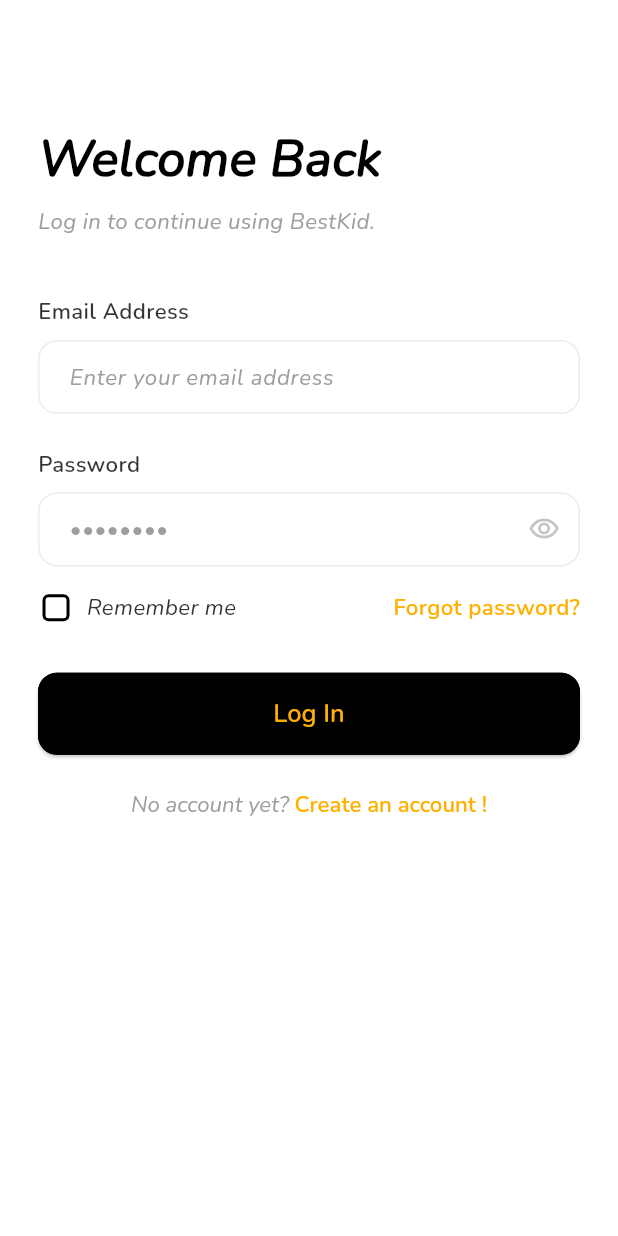
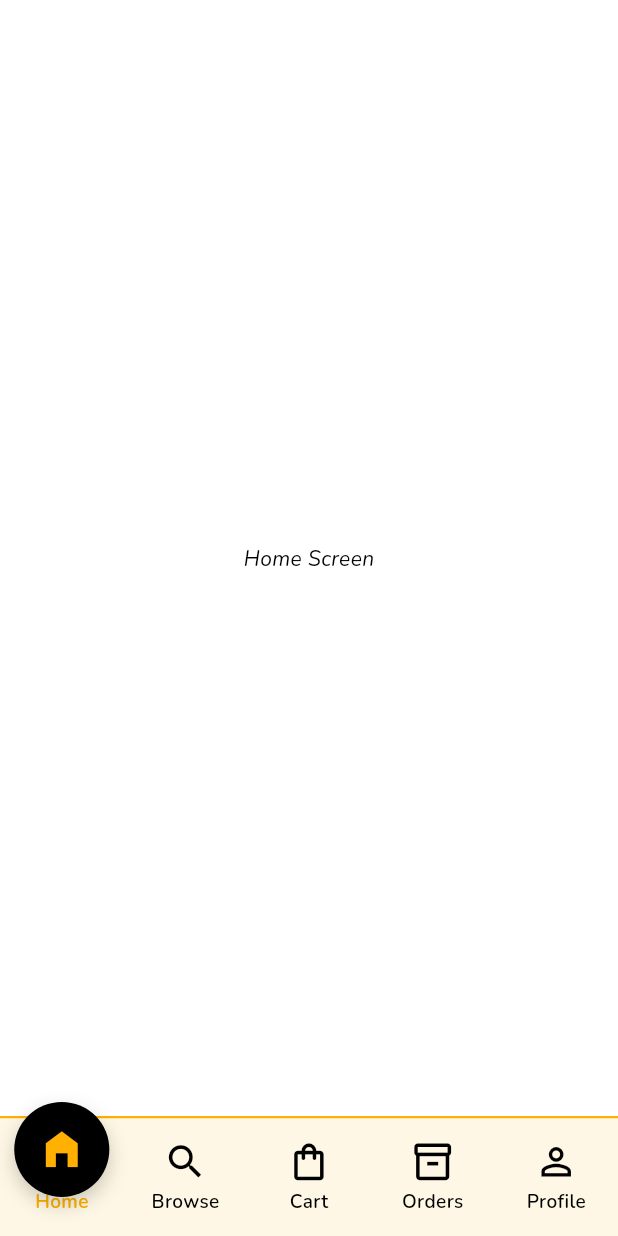
Before and after one commit to learnwithmotaleb/bestkits, a Flutter app: the screen it shows after launch, after a tap on "Log In", on a phone screen of 412 x 824 dp. Run offline on Flutter 3.47's test engine with Material 3 defaults, Android fonts, the phone set to English and light mode, and no system bars; our stand-ins replace device_preview, flutter_native_splash, flutter_svg, get, hive, internet_connection_checker_plus and 4 more; accounts and stored records are empty.

Commit message:
Authentication Part Completed splash, login, register, forget, onboard,otp verified, set new password, account block, buttonNav working

```diff
--- a/lib/core/routes/route_path.dart
+++ b/lib/core/routes/route_path.dart
@@ -11,6 +11,7 @@ class RoutePath {
   static const String otpScreen = '/OtpVerifyScreen';
   static const String setNewPassword = '/SetNewPasswordScreen';
   static const String accountBlock = '/AccountBlockScreen';
+  static const String bottomNav = '/BottomNavScreen';
 
 
 
--- a/lib/core/routes/routes.dart
+++ b/lib/core/routes/routes.dart
@@ -11,6 +11,8 @@ import 'package:bestkits/presentation/auth/set_new_password/controller/set_new_p
 import 'package:bestkits/presentation/auth/set_new_password/screen/set_new_password_screen.dart';
 import 'package:bestkits/presentation/auth/signup/controller/signup_controller.dart';
 import 'package:bestkits/presentation/auth/signup/screen/signup_screen.dart';
+import 'package:bestkits/presentation/bottom_nav/controller/bottom_nav_controller.dart';
+import 'package:bestkits/presentation/bottom_nav/screen/bottom_nav_screen.dart';
 import 'package:get/get_core/src/get_main.dart';
 import 'package:get/get_instance/src/bindings_interface.dart';
 import 'package:get/get_instance/src/extension_instance.dart';
@@ -102,6 +104,16 @@ class AppRouter {
     ),
 
 
+    GetPage(
+      name: RoutePath.bottomNav,
+      page: () => const BottomNavScreen(),
+      transition: Transition.rightToLeft,
+      binding: BindingsBuilder(() {
+        Get.put(BottomNavController());
+      }),
+    ),
+
+
 
 
 
--- a/lib/global/language/eng/eng.dart
+++ b/lib/global/language/eng/eng.dart
@@ -85,4 +85,10 @@ Map<String, String> english = {
   AppStrings.accountBlockedSubtitle: "Your account has been restricted by an administrator. For assistance with your account status, please contact",
   AppStrings.supportEmail: "support@bestkid.com",
   AppStrings.goBackLogin: "Go Back Login",
+  AppStrings.home: "Home",
+  AppStrings.browse: "Browse",
+  AppStrings.search: "Search",
+  AppStrings.cart: "Cart",
+  AppStrings.orders: "Orders",
+  AppStrings.profile: "Profile",
 };
--- a/lib/presentation/auth/login/controller/login_controller.dart
+++ b/lib/presentation/auth/login/controller/login_controller.dart
@@ -1,5 +1,7 @@
 import 'package:flutter/material.dart';
 import 'package:get/get.dart';
+
+import '../../../../core/routes/route_path.dart';
 
 class LoginController extends GetxController {
   final emailController = TextEditingController();
@@ -17,8 +19,9 @@ class LoginController extends GetxController {
   }
 
   void login() {
-    // TODO: Implement login logic
+
     print("Logging in with: ${emailController.text}");
+    Get.toNamed(RoutePath.bottomNav);
   }
 
   @override
--- /dev/null
+++ b/lib/presentation/bottom_nav/controller/bottom_nav_controller.dart
@@ -0,0 +1,22 @@
+import 'package:get/get.dart';
+import '../page/home/screen/home_screen.dart';
+import '../page/search/screen/search_screen.dart';
+import '../page/cart/screen/cart_screen.dart';
+import '../page/order/screen/order_screen.dart';
+import '../page/profile/screen/profile_screen.dart';
+
+class BottomNavController extends GetxController {
+  final currentIndex = 0.obs;
+
+  final pages = [
+    const HomeScreen(),
+    const SearchScreen(),
+    const CartScreen(),
+    const OrderScreen(),
+    const ProfileScreen(),
+  ];
+
+  void changeIndex(int index) {
+    currentIndex.value = index;
+  }
+}
--- /dev/null
+++ b/lib/presentation/bottom_nav/page/cart/controller/cart_controller.dart
@@ -0,0 +1,6 @@
+import 'package:get/get.dart';
+
+class CartController extends GetxController{
+
+
+}
--- /dev/null
+++ b/lib/presentation/bottom_nav/page/home/screen/home_screen.dart
@@ -0,0 +1,33 @@
+import 'package:flutter/cupertino.dart';
+import 'package:flutter/material.dart';
+import 'package:get/get_core/src/get_main.dart';
+import 'package:get/get_instance/src/extension_instance.dart';
+import 'package:get/get_navigation/src/extension_navigation.dart';
+import 'package:get/get_utils/src/extensions/internacionalization.dart';
+
+import '../../../../../../core/responsive_layout/responsive_layout.dart';
+import '../../../../../../global/language/controller/language_controller.dart';
+import '../../../../../../utils/app_colors/app_colors.dart';
+
+class HomeScreen extends StatefulWidget {
+  const HomeScreen({super.key});
+
+  @override
+  State<HomeScreen> createState() => _HomeScreenState();
+}
+
+class _HomeScreenState extends State<HomeScreen> {
+
+  final lc = Get.find<LanguageController>(); // ← find, not put
+
+  @override
+  Widget build(BuildContext context) {
+    return Scaffold(
+  body: Center(child: Text("Home Screen"),),
+    );
+  }
+
+
+
+
+}
--- /dev/null
+++ b/lib/presentation/bottom_nav/page/profile/controller/profile_controller.dart
@@ -0,0 +1,6 @@
+import 'package:get/get.dart';
+
+class ProfileController extends GetxController{
+
+
+}
--- /dev/null
+++ b/lib/presentation/bottom_nav/screen/bottom_nav_screen.dart
@@ -0,0 +1,104 @@
+import 'package:flutter/material.dart';
+import 'package:get/get.dart';
+import '../../../core/responsive_layout/dimensions.dart';
+import '../../../utils/app_colors/app_colors.dart';
+import '../../../utils/static_strings/static_strings.dart';
+import '../controller/bottom_nav_controller.dart';
+
+class BottomNavScreen extends StatelessWidget {
+  const BottomNavScreen({super.key});
+
+  @override
+  Widget build(BuildContext context) {
+    final controller = Get.put(BottomNavController());
+
+    return Scaffold(
+      body: Obx(() => controller.pages[controller.currentIndex.value]),
+      bottomNavigationBar: Obx(() => Container(
+            height: Dimensions.h(85),
+            decoration: const BoxDecoration(
+              color: AppColors.navBarColor,
+              border: Border(
+                top: BorderSide(color: AppColors.navBarBorderColor, width: 1.5),
+              ),
+            ),
+            child: Row(
+              mainAxisAlignment: MainAxisAlignment.spaceAround,
+              children: [
+                _buildNavItem(0, Icons.home_outlined, Icons.home_filled, AppStrings.home.tr, controller),
+                _buildNavItem(1, Icons.search_outlined, Icons.search, AppStrings.browse.tr, controller),
+                _buildNavItem(2, Icons.shopping_bag_outlined, Icons.shopping_bag, AppStrings.cart.tr, controller),
+                _buildNavItem(3, Icons.inventory_2_outlined, Icons.inventory_2, AppStrings.orders.tr, controller),
+                _buildNavItem(4, Icons.person_outline, Icons.person, AppStrings.profile.tr, controller),
+              ],
+            ),
+          )),
+    );
+  }
+
+  Widget _buildNavItem(int index, IconData icon, IconData activeIcon, String label, BottomNavController controller) {
+    final isSelected = controller.currentIndex.value == index;
+
+    return GestureDetector(
+      onTap: () => controller.changeIndex(index),
+      behavior: HitTestBehavior.opaque,
+      child: SizedBox(
+        width: Dimensions.screenWidth / 5,
+        child: Stack(
+          alignment: Alignment.center,
+          clipBehavior: Clip.none,
+          children: [
+            Column(
+              mainAxisSize: MainAxisSize.min,
+              children: [
+                Icon(
+                  isSelected ? activeIcon : icon,
+                  color: isSelected ? Colors.transparent : AppColors.blackColor,
+                  size: Dimensions.icon(28),
+                ),
+                SizedBox(height: Dimensions.h(4)),
+                Text(
+                  label,
+                  style: TextStyle(
+                    color: isSelected ? AppColors.primaryColor : AppColors.blackColor,
+                    fontSize: Dimensions.fs(12),
+                    fontWeight: isSelected ? FontWeight.w700 : FontWeight.w500,
+                  ),
+                ),
+              ],
+            ),
+            if (isSelected)
+              Positioned(
+                top: -Dimensions.h(25),
+                child: Column(
+                  mainAxisSize: MainAxisSize.min,
+                  children: [
+                    Container(
+                      width: Dimensions.w(60),
+                      height: Dimensions.w(60),
+                      decoration: BoxDecoration(
+                        color: AppColors.blackColor,
+                        shape: BoxShape.circle,
+                        boxShadow: [
+                          BoxShadow(
+                            color: Colors.black.withOpacity(0.2),
+                            blurRadius: 10,
+                            offset: const Offset(0, 5),
+                          ),
+                        ],
+                      ),
+                      child: Icon(
+                        activeIcon,
+                        color: AppColors.primaryColor,
+                        size: Dimensions.icon(30),
+                      ),
+                    ),
+                  ],
+                ),
+              ),
+          ],
+        ),
+      ),
+    );
+  }
+}
--- a/lib/utils/app_colors/app_colors.dart
+++ b/lib/utils/app_colors/app_colors.dart
@@ -13,4 +13,7 @@ class AppColors {
   static const Color textFieldBackgroundColor = Color(0xFFF5F5F5);
   static const Color hintColor = Color(0xFF9E9E9E);
   static const Color hintTextColor = Color(0xFF9E9E9E);
+
+  static const Color navBarColor = Color(0xFFFEF7E5);
+  static const Color navBarBorderColor = Color(0xFFFFB000);
 }
--- a/lib/utils/static_strings/static_strings.dart
+++ b/lib/utils/static_strings/static_strings.dart
@@ -89,4 +89,12 @@ class AppStrings {
   static const String accountBlockedSubtitle = "Your account has been restricted by an administrator. For assistance with your account status, please contact";
   static const String supportEmail = "support@bestkid.com";
   static const String goBackLogin = "Go Back Login";
+
+  // Bottom Nav
+  static const String home = "Home";
+  static const String browse = "Browse";
+  static const String search = "Search";
+  static const String cart = "Cart";
+  static const String orders = "Orders";
+  static const String profile = "Profile";
 }
```
Also changed, not shown: lib/presentation/bottom_nav/page/cart/screen/cart_screen.dart (added, +19 -0 lines), lib/presentation/bottom_nav/page/home/controller/home_controller.dart (added, +7 -0 lines), lib/presentation/bottom_nav/page/order/controller/order_controller.dart (added, +7 -0 lines), lib/presentation/bottom_nav/page/order/screen/order_screen.dart (added, +20 -0 lines), lib/presentation/bottom_nav/page/profile/screen/profile_screen.dart (added, +19 -0 lines), lib/presentation/bottom_nav/page/search/controller/search_controller.dart (added, +7 -0 lines), lib/presentation/bottom_nav/page/search/screen/search_screen.dart (added, +19 -0 lines).
